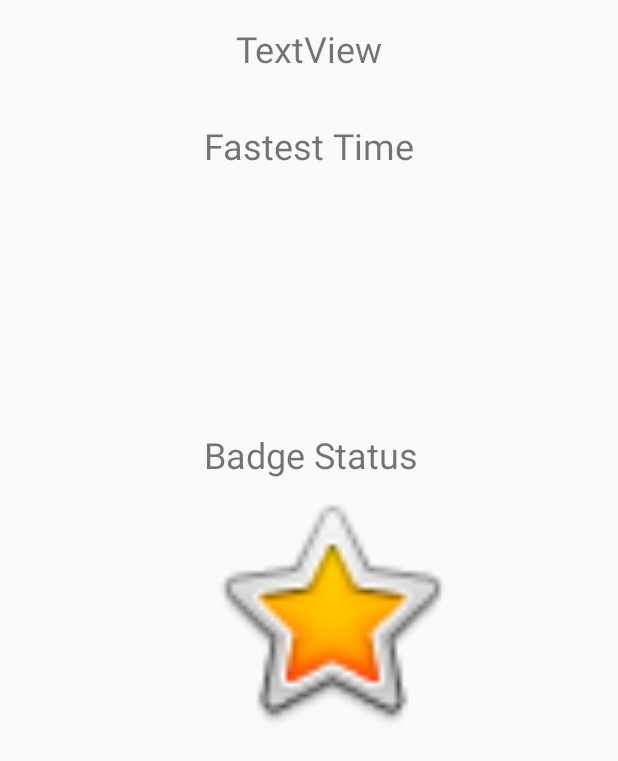
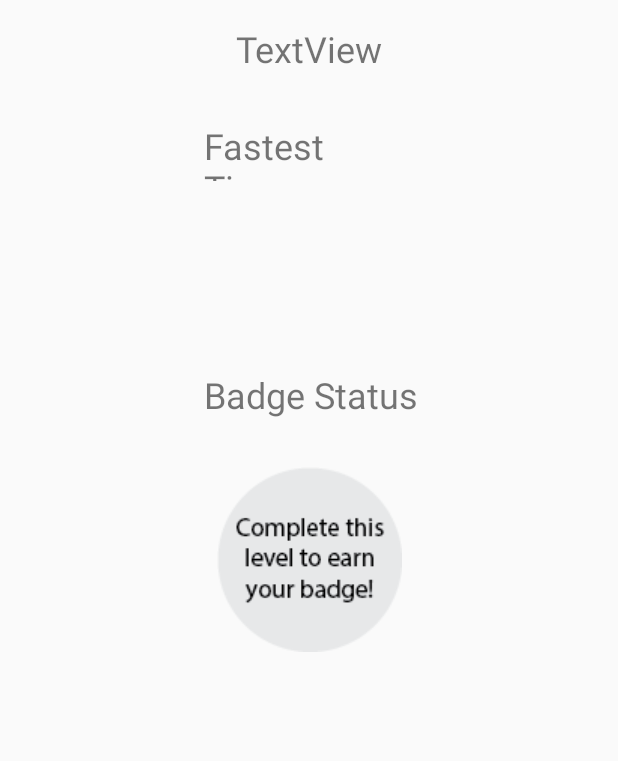
Before and after one commit to cathyxu99/infs3634assignment1, an Android app: the layout fragment_detail_fragment_progress.xml on its own in the app's theme, with its tools: preview values and no code run, on a phone screen of 412 x 824 dp. Shown: the top 761 px of the screen. Run offline under Robolectric (Android 15) with nearby library versions, the phone set to English and light mode, and no system bars; Roboto replaces fonts that are not available here.

Commit message:
detail progress UI changes

```diff
--- a/app/src/main/res/layout/fragment_detail_fragment_progress.xml
+++ b/app/src/main/res/layout/fragment_detail_fragment_progress.xml
@@ -21,8 +21,8 @@
 
     <TextView
         android:id="@+id/textView"
-        android:layout_width="0dp"
-        android:layout_height="wrap_content"
+        android:layout_width="140dp"
+        android:layout_height="40dp"
         android:layout_marginStart="136dp"
         android:layout_marginLeft="136dp"
         android:layout_marginTop="32dp"
@@ -35,7 +35,7 @@
         android:id="@+id/textView4"
         android:layout_width="148dp"
         android:layout_height="0dp"
-        android:layout_marginTop="92dp"
+        android:layout_marginTop="52dp"
         android:text="Badge Status"
         android:textSize="24sp"
         app:layout_constraintStart_toStartOf="@+id/textView"
@@ -52,18 +52,19 @@
         android:text="N/A"
         android:textSize="40sp"
         app:layout_constraintEnd_toEndOf="parent"
-        app:layout_constraintHorizontal_bias="0.967"
+        app:layout_constraintHorizontal_bias="1.0"
         app:layout_constraintStart_toEndOf="@+id/textView"
         app:layout_constraintTop_toBottomOf="@+id/levelName" />
 
     <ImageView
-        android:id="@+id/badge"
-        android:layout_width="312dp"
-        android:layout_height="175dp"
-        android:layout_marginStart="64dp"
-        android:layout_marginLeft="64dp"
-        android:src="@android:drawable/btn_star_big_on"
-        app:layout_constraintStart_toStartOf="parent"
+        android:id="@+id/imageView3"
+        android:layout_width="wrap_content"
+        android:layout_height="wrap_content"
+        android:layout_marginTop="32dp"
+        android:layout_marginEnd="16dp"
+        android:layout_marginRight="16dp"
+        android:src="@drawable/badge"
+        app:layout_constraintEnd_toEndOf="@+id/textView4"
         app:layout_constraintTop_toBottomOf="@+id/textView4" />
 
 </androidx.constraintlayout.widget.ConstraintLayout>
```
Also changed, not shown: app/src/main/res/drawable-v24/badge.png (added), app/src/main/res/drawable-v24/badgebronze.png (added), app/src/main/res/drawable-v24/badgegold.png (added), app/src/main/res/drawable-v24/badgesilver.png (added).
